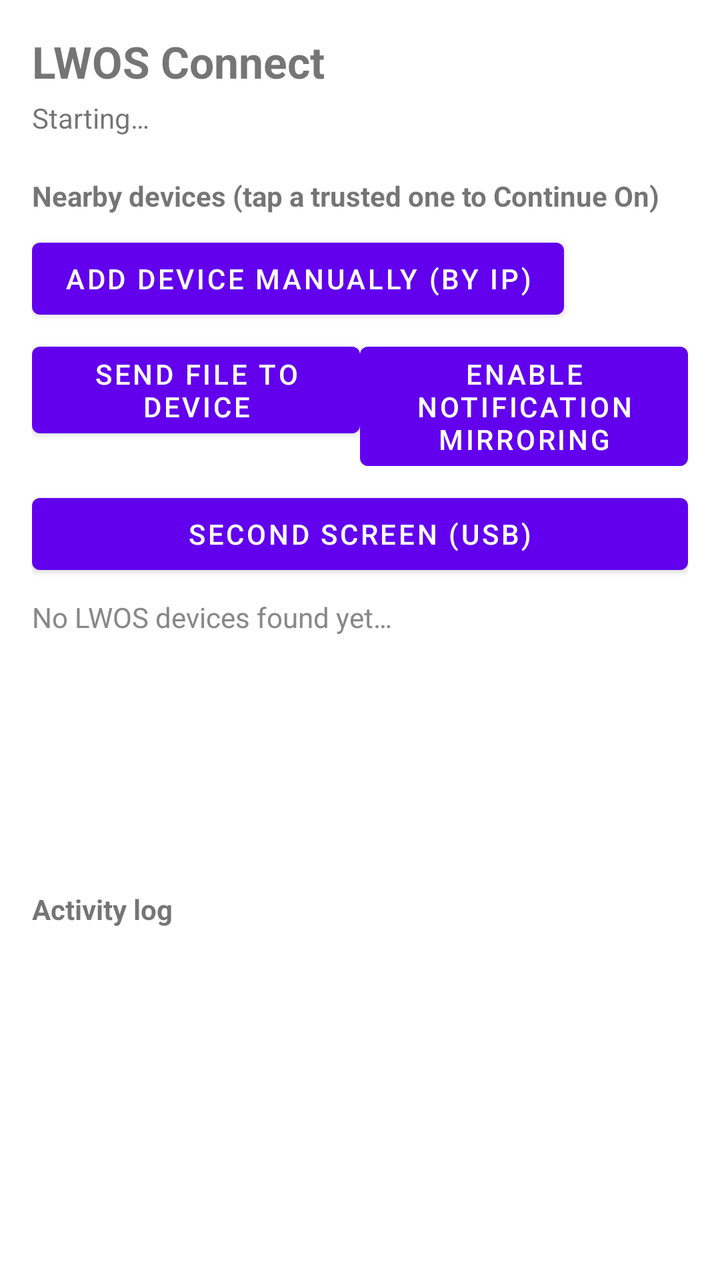
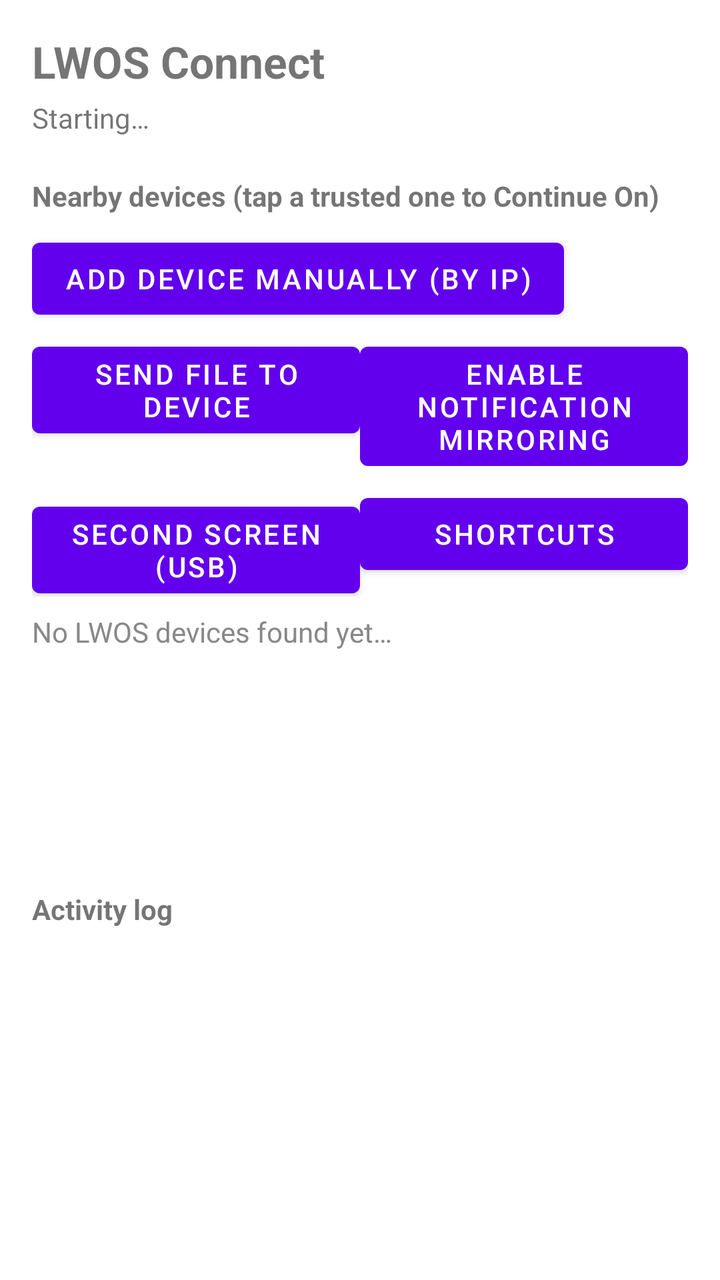

Screens rendered from an Android XML layout before and after an edit, with the pre-edit source and the edit as a unified diff.
<!-- AndroidManifest.xml: application theme Theme.LwosConnect -->
<!-- res/layout/activity_main.xml -->
<?xml version="1.0" encoding="utf-8"?>
<LinearLayout xmlns:android="http://schemas.android.com/apk/res/android"
    android:layout_width="match_parent"
    android:layout_height="match_parent"
    android:orientation="vertical"
    android:padding="16dp">

    <TextView
        android:layout_width="wrap_content"
        android:layout_height="wrap_content"
        android:text="@string/app_name"
        android:textSize="22sp"
        android:textStyle="bold" />

    <TextView
        android:id="@+id/statusText"
        android:layout_width="match_parent"
        android:layout_height="wrap_content"
        android:layout_marginTop="4dp"
        android:text="@string/status_starting"
        android:textSize="14sp" />

    <TextView
        android:layout_width="wrap_content"
        android:layout_height="wrap_content"
        android:layout_marginTop="20dp"
        android:text="@string/nearby_devices_header"
        android:textStyle="bold" />

    <Button
        android:id="@+id/addManualDeviceButton"
        android:layout_width="wrap_content"
        android:layout_height="wrap_content"
        android:layout_marginTop="8dp"
        android:text="@string/add_device_manually" />

    <LinearLayout
        android:layout_width="match_parent"
        android:layout_height="wrap_content"
        android:orientation="horizontal"
        android:layout_marginTop="4dp">

        <Button
            android:id="@+id/sendFileButton"
            android:layout_width="0dp"
            android:layout_height="wrap_content"
            android:layout_weight="1"
            android:text="@string/send_file_to_device" />

        <Button
            android:id="@+id/enableNotificationMirrorButton"
            android:layout_width="0dp"
            android:layout_height="wrap_content"
            android:layout_weight="1"
            android:text="@string/enable_notification_mirroring" />

    </LinearLayout>

    <Button
        android:id="@+id/secondScreenButton"
        android:layout_width="match_parent"
        android:layout_height="wrap_content"
        android:layout_marginTop="4dp"
        android:text="@string/second_screen_usb" />

    <TextView
        android:id="@+id/emptyStateText"
        android:layout_width="match_parent"
        android:layout_height="wrap_content"
        android:layout_marginTop="8dp"
        android:text="@string/no_devices_found"
        android:textColor="#888888" />

    <androidx.recyclerview.widget.RecyclerView
        android:id="@+id/deviceList"
        android:layout_width="match_parent"
        android:layout_height="0dp"
        android:layout_weight="1"
        android:layout_marginTop="4dp" />

    <TextView
        android:layout_width="wrap_content"
        android:layout_height="wrap_content"
        android:layout_marginTop="12dp"
        android:text="@string/activity_log_header"
        android:textStyle="bold" />

    <ScrollView
        android:layout_width="match_parent"
        android:layout_height="160dp">

        <TextView
            android:id="@+id/handoffLog"
            android:layout_width="match_parent"
            android:layout_height="wrap_content"
            android:text="" />

    </ScrollView>

</LinearLayout>
<!-- resources referenced by this layout -->
<resources>
  <string name="activity_log_header">Activity log</string>
  <string name="add_device_manually">Add device manually (by IP)</string>
  <string name="app_name">LWOS Connect</string>
  <string name="enable_notification_mirroring">Enable notification mirroring</string>
  <string name="nearby_devices_header">Nearby devices (tap a trusted one to Continue On)</string>
  <string name="no_devices_found">No LWOS devices found yet…</string>
  <string name="second_screen_usb">Second Screen (USB)</string>
  <string name="send_file_to_device">Send file to device</string>
  <string name="status_starting">Starting…</string>
  <style name="Theme.LwosConnect" parent="Theme.MaterialComponents.DayNight.NoActionBar" />
</resources>

<!-- the commit's change to res/layout/activity_main.xml (unified diff, before → after) -->
@@ -56,12 +56,27 @@
 
     </LinearLayout>
 
-    <Button
-        android:id="@+id/secondScreenButton"
+    <LinearLayout
         android:layout_width="match_parent"
         android:layout_height="wrap_content"
-        android:layout_marginTop="4dp"
-        android:text="@string/second_screen_usb" />
+        android:orientation="horizontal"
+        android:layout_marginTop="4dp">
+
+        <Button
+            android:id="@+id/secondScreenButton"
+            android:layout_width="0dp"
+            android:layout_height="wrap_content"
+            android:layout_weight="1"
+            android:text="@string/second_screen_usb" />
+
+        <Button
+            android:id="@+id/shortcutsButton"
+            android:layout_width="0dp"
+            android:layout_height="wrap_content"
+            android:layout_weight="1"
+            android:text="@string/shortcuts_button" />
+
+    </LinearLayout>
 
     <TextView
         android:id="@+id/emptyStateText"
<!-- resource entries referenced after the edit -->
@@ -8,6 +8,7 @@
   <string name="no_devices_found">No LWOS devices found yet…</string>
   <string name="second_screen_usb">Second Screen (USB)</string>
   <string name="send_file_to_device">Send file to device</string>
+  <string name="shortcuts_button">Shortcuts</string>
   <string name="status_starting">Starting…</string>
   <style name="Theme.LwosConnect" parent="Theme.MaterialComponents.DayNight.NoActionBar" />
 </resources>
